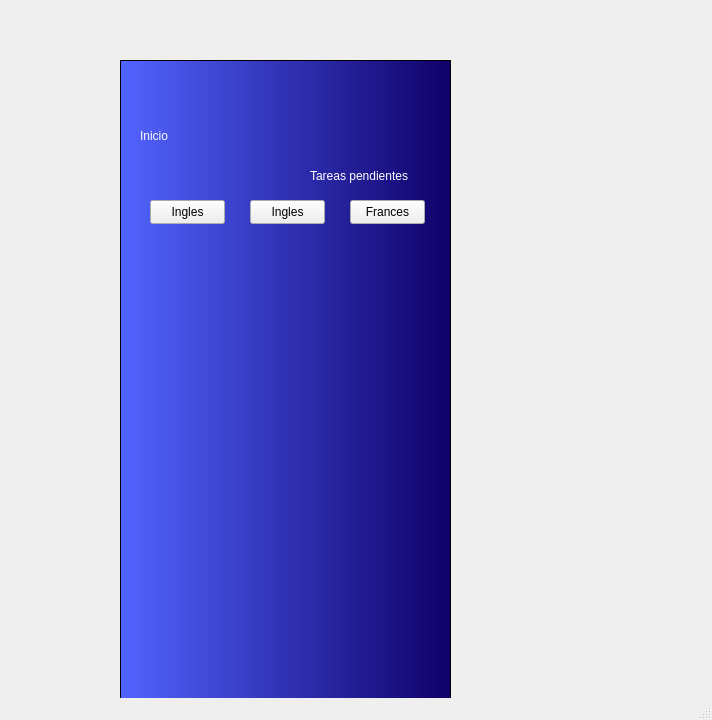
Before: the Qt Designer form mainwindow.ui in TomasOnesti/academia_de_idiomas_mobile, drawn with Qt 5.
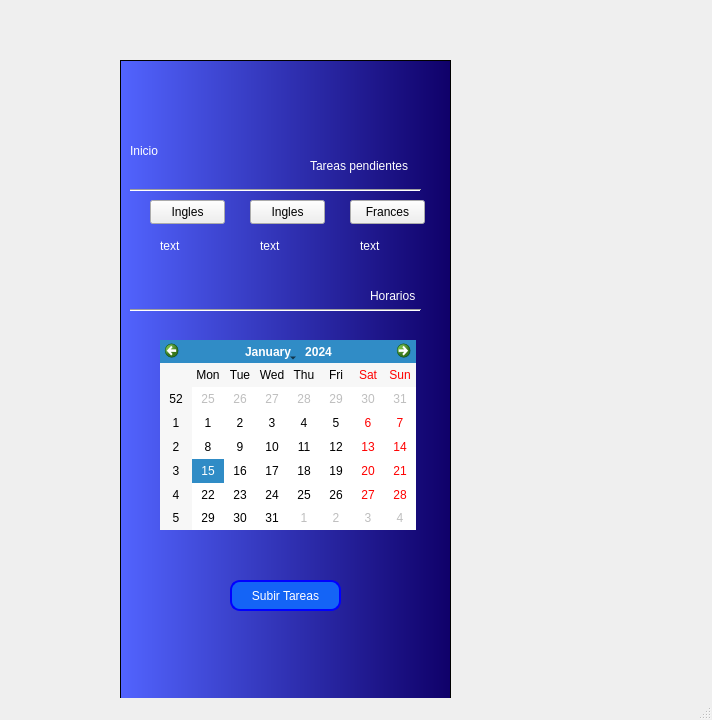
After: the same form once the commit is applied. Icons and pictures are not drawn.

What changed in the file:
```diff
--- a/mainwindow.ui
+++ b/mainwindow.ui
@@ -34,10 +34,10 @@
    <widget class="QLabel" name="Titulo">
     <property name="geometry">
      <rect>
-      <x>140</x>
-      <y>120</y>
-      <width>71</width>
-      <height>31</height>
+      <x>130</x>
+      <y>140</y>
+      <width>61</width>
+      <height>21</height>
      </rect>
     </property>
     <property name="styleSheet">
@@ -52,8 +52,8 @@
     <property name="geometry">
      <rect>
       <x>310</x>
-      <y>160</y>
-      <width>131</width>
+      <y>150</y>
+      <width>111</width>
       <height>31</height>
      </rect>
     </property>
@@ -104,6 +104,231 @@
      <string>Frances</string>
     </property>
    </widget>
+   <widget class="QLabel" name="label">
+    <property name="geometry">
+     <rect>
+      <x>240</x>
+      <y>90</y>
+      <width>61</width>
+      <height>51</height>
+     </rect>
+    </property>
+    <property name="text">
+     <string/>
+    </property>
+    <property name="pixmap">
+     <pixmap resource="img.qrc">:/img/logo.png</pixmap>
+    </property>
+    <property name="scaledContents">
+     <bool>true</bool>
+    </property>
+   </widget>
+   <widget class="QPushButton" name="pushButton_4">
+    <property name="geometry">
+     <rect>
+      <x>130</x>
+      <y>90</y>
+      <width>41</width>
+      <height>24</height>
+     </rect>
+    </property>
+    <property name="autoFillBackground">
+     <bool>false</bool>
+    </property>
+    <property name="styleSheet">
+     <string notr="true">background-color: transparent;
+    border: none;</string>
+    </property>
+    <property name="text">
+     <string/>
+    </property>
+    <property name="icon">
+     <iconset>
+      <normaloff>img/flecha.png</normaloff>img/flecha.png</iconset>
+    </property>
+    <property name="iconSize">
+     <size>
+      <width>40</width>
+      <height>40</height>
+     </size>
+    </property>
+   </widget>
+   <widget class="QFrame" name="frame">
+    <property name="geometry">
+     <rect>
+      <x>130</x>
+      <y>180</y>
+      <width>291</width>
+      <height>20</height>
+     </rect>
+    </property>
+    <property name="frameShape">
+     <enum>QFrame::Shape::HLine</enum>
+    </property>
+    <property name="frameShadow">
+     <enum>QFrame::Shadow::Sunken</enum>
+    </property>
+    <property name="lineWidth">
+     <number>1</number>
+    </property>
+   </widget>
+   <widget class="QLabel" name="Titulo_3">
+    <property name="geometry">
+     <rect>
+      <x>370</x>
+      <y>280</y>
+      <width>51</width>
+      <height>31</height>
+     </rect>
+    </property>
+    <property name="styleSheet">
+     <string notr="true">color: rgb(255, 255, 255);
+font: 10pt &quot;Arial&quot;;</string>
+    </property>
+    <property name="text">
+     <string>Horarios</string>
+    </property>
+   </widget>
+   <widget class="QFrame" name="frame_2">
+    <property name="geometry">
+     <rect>
+      <x>130</x>
+      <y>300</y>
+      <width>291</width>
+      <height>20</height>
+     </rect>
+    </property>
+    <property name="frameShape">
+     <enum>QFrame::Shape::HLine</enum>
+    </property>
+    <property name="frameShadow">
+     <enum>QFrame::Shadow::Sunken</enum>
+    </property>
+    <property name="lineWidth">
+     <number>1</number>
+    </property>
+   </widget>
+   <widget class="QLabel" name="Titulo_4">
+    <property name="geometry">
+     <rect>
+      <x>160</x>
+      <y>230</y>
+      <width>51</width>
+      <height>31</height>
+     </rect>
+    </property>
+    <property name="styleSheet">
+     <string notr="true">color: rgb(255, 255, 255);
+font: 10pt &quot;Arial&quot;;</string>
+    </property>
+    <property name="text">
+     <string>text</string>
+    </property>
+   </widget>
+   <widget class="QLabel" name="Titulo_5">
+    <property name="geometry">
+     <rect>
+      <x>360</x>
+      <y>230</y>
+      <width>51</width>
+      <height>31</height>
+     </rect>
+    </property>
+    <property name="styleSheet">
+     <string notr="true">color: rgb(255, 255, 255);
+font: 10pt &quot;Arial&quot;;</string>
+    </property>
+    <property name="text">
+     <string>text</string>
+    </property>
+   </widget>
+   <widget class="QLabel" name="Titulo_7">
+    <property name="geometry">
+     <rect>
+      <x>260</x>
+      <y>230</y>
+      <width>51</width>
+      <height>31</height>
+     </rect>
+    </property>
+    <property name="styleSheet">
+     <string notr="true">color: rgb(255, 255, 255);
+font: 10pt &quot;Arial&quot;;</string>
+    </property>
+    <property name="text">
+     <string>text</string>
+    </property>
+   </widget>
+   <widget class="QTableView" name="Espacio1">
+    <property name="geometry">
+     <rect>
+      <x>120</x>
+      <y>60</y>
+      <width>331</width>
+      <height>651</height>
+     </rect>
+    </property>
+    <property name="whatsThis">
+     <string>&lt;html&gt;&lt;head/&gt;&lt;body&gt;&lt;p align=&quot;justify&quot;&gt;&lt;img src=&quot;:/img/logo.png.png&quot;/&gt;&lt;/p&gt;&lt;/body&gt;&lt;/html&gt;</string>
+    </property>
+    <property name="styleSheet">
+     <string notr="true">background-color:rgb(255,0,0);
+background-color: qlineargradient(spread:pad, x1:0, y1:0, x2:1, y2:0, stop:0 rgba(82, 100, 255, 255), stop:1 rgba(15, 0, 105, 255));</string>
+    </property>
+   </widget>
+   <widget class="QPushButton" name="pushButton_5">
+    <property name="geometry">
+     <rect>
+      <x>230</x>
+      <y>580</y>
+      <width>111</width>
+      <height>31</height>
+     </rect>
+    </property>
+    <property name="autoFillBackground">
+     <bool>false</bool>
+    </property>
+    <property name="styleSheet">
+     <string notr="true">background-color: rgb(20, 100, 246);
+border-radius: 10px; 
+border: 2px solid blue; 
+min-width:5px;
+min-height:5px;    
+color:white;</string>
+    </property>
+    <property name="text">
+     <string>Subir Tareas</string>
+    </property>
+   </widget>
+   <widget class="QCalendarWidget" name="calendario">
+    <property name="geometry">
+     <rect>
+      <x>160</x>
+      <y>340</y>
+      <width>256</width>
+      <height>190</height>
+     </rect>
+    </property>
+    <property name="autoFillBackground">
+     <bool>false</bool>
+    </property>
+   </widget>
+   <zorder>Espacio1</zorder>
+   <zorder>Titulo</zorder>
+   <zorder>Titulo_2</zorder>
+   <zorder>pushButton</zorder>
+   <zorder>pushButton_2</zorder>
+   <zorder>pushButton_3</zorder>
+   <zorder>label</zorder>
+   <zorder>pushButton_4</zorder>
+   <zorder>frame</zorder>
+   <zorder>Titulo_3</zorder>
+   <zorder>frame_2</zorder>
+   <zorder>Titulo_4</zorder>
+   <zorder>Titulo_5</zorder>
+   <zorder>Titulo_7</zorder>
+   <zorder>pushButton_5</zorder>
+   <zorder>calendario</zorder>
   </widget>
   <widget class="QMenuBar" name="menubar">
    <property name="geometry">
```
Left out of the diff: 31 changed lines with no effect on the pictures.
